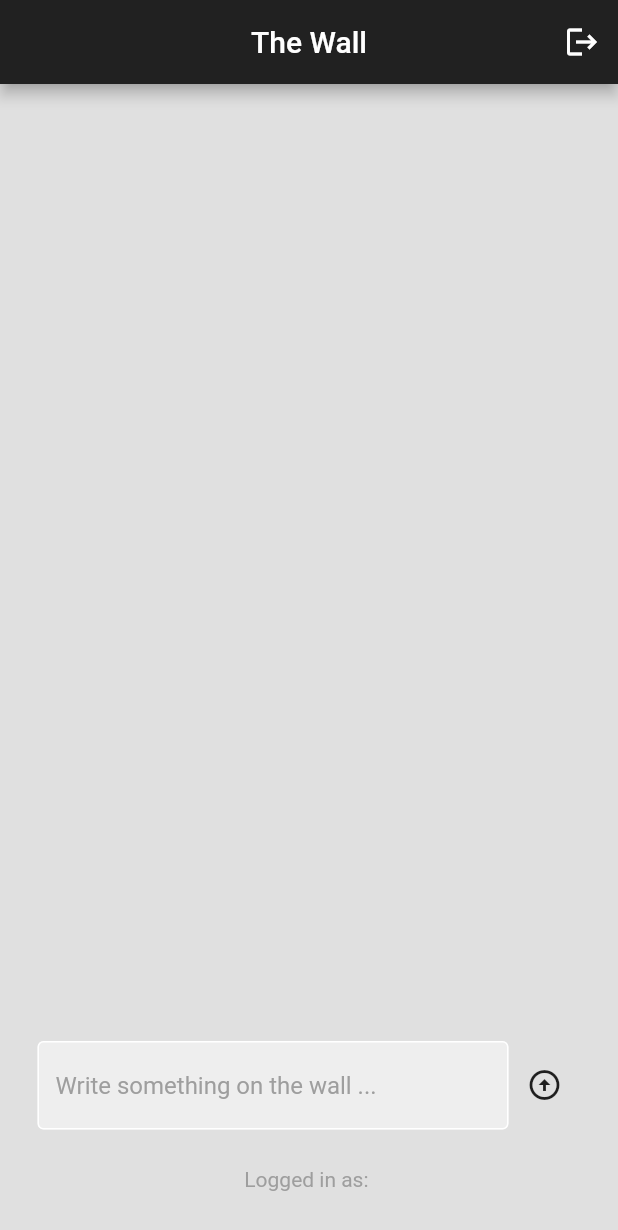
After one commit to edwin-learning/flutter_social_media_app, a Flutter app: the screen it shows once a user with an empty profile is signed in, on a phone screen of 412 x 824 dp. The commit adds this screen. Shown: the top 1230 px of the screen. Run offline on Flutter 3.47's test engine with Material 2 defaults, Android fonts, the light colour scheme and no system bars; our stand-ins replace cloud_firestore, firebase_auth, firebase_core; accounts and stored records are empty; network calls fail.

Commit message:
feat: 完成Home页面

```diff
--- /dev/null
+++ b/lib/auth/auth.dart
@@ -0,0 +1,24 @@
+import 'package:firebase_auth/firebase_auth.dart';
+import 'package:flutter/material.dart';
+import 'package:flutter_social_media_app/auth/login_or_register.dart';
+import 'package:flutter_social_media_app/pages/home_page.dart';
+
+class AuthPage extends StatelessWidget {
+  const AuthPage({super.key});
+
+  @override
+  Widget build(BuildContext context) {
+    return Scaffold(
+      body: StreamBuilder(
+        stream: FirebaseAuth.instance.authStateChanges(),
+        builder: (context, snapshot) {
+          if (snapshot.hasData) {
+            return const HomePage();
+          } else {
+            return const LoginOrRegister();
+          }
+        },
+      ),
+    );
+  }
+}
--- a/lib/components/button.dart
+++ b/lib/components/button.dart
@@ -12,7 +12,9 @@ class MyButton extends StatelessWidget {
 
   @override
   Widget build(BuildContext context) {
-    return Container(
+    return GestureDetector(
+      onTap: onTap,
+      child: Container(
         padding: const EdgeInsets.all(25),
         decoration: BoxDecoration(
           color: Colors.black,
@@ -28,6 +30,7 @@ class MyButton extends StatelessWidget {
             ),
           ),
         ),
+      ),
     );
   }
 }
--- /dev/null
+++ b/lib/pages/home_page.dart
@@ -0,0 +1,114 @@
+import 'package:cloud_firestore/cloud_firestore.dart';
+import 'package:firebase_auth/firebase_auth.dart';
+import 'package:flutter/material.dart';
+import 'package:flutter_social_media_app/components/text_field.dart';
+import 'package:flutter_social_media_app/components/wall_post.dart';
+
+class HomePage extends StatefulWidget {
+  const HomePage({super.key});
+
+  @override
+  State<HomePage> createState() => _HomePageState();
+}
+
+class _HomePageState extends State<HomePage> {
+  final currentUser = FirebaseAuth.instance.currentUser!;
+  final textController = TextEditingController();
+
+  void signOut() {
+    FirebaseAuth.instance.signOut();
+  }
+
+  void postMessage() {
+    if (textController.text.isNotEmpty) {
+      FirebaseFirestore.instance.collection("User Posts").add({
+        "UserEmail": currentUser.email,
+        "Message": textController.text,
+        "Timestamp": Timestamp.now(),
+        "Likes": [],
+      });
+    }
+
+    setState(() {
+      textController.clear();
+    });
+  }
+
+  @override
+  Widget build(BuildContext context) {
+    return Scaffold(
+      backgroundColor: Colors.grey[300],
+      appBar: AppBar(
+        centerTitle: true,
+        title: const Text("The Wall"),
+        backgroundColor: Colors.grey[900],
+        actions: [
+          IconButton(
+            onPressed: signOut,
+            icon: const Icon(Icons.logout),
+          )
+        ],
+      ),
+      body: Center(
+        child: Column(
+          children: [
+            Expanded(
+              child: StreamBuilder(
+                stream: FirebaseFirestore.instance
+                    .collection("User Posts")
+                    .orderBy("Timestamp", descending: false)
+                    .snapshots(),
+                builder: (context, snapshot) {
+                  if (snapshot.hasData) {
+                    return ListView.builder(
+                      itemCount: snapshot.data!.docs.length,
+                      itemBuilder: (context, index) {
+                        final post = snapshot.data!.docs[index];
+                        return WallPost(
+                          message: post['Message'],
+                          user: post['UserEmail'],
+                          postId: post.id,
+                          likes: List<String>.from(post['Likes'] ?? []),
+                        );
+                      },
+                    );
+                  } else if (snapshot.hasError) {
+                    return Center(
+                      child: Text("Error: ${snapshot.error}"),
+                    );
+                  }
+                  return const Center(
+                    child: CircularProgressIndicator(),
+                  );
+                },
+              ),
+            ),
+            Padding(
+              padding: const EdgeInsets.all(25.0),
+              child: Row(
+                children: [
+                  Expanded(
+                    child: MyTextField(
+                      controller: textController,
+                      hintText: "Write something on the wall ...",
+                      obscureText: false,
+                    ),
+                  ),
+                  IconButton(
+                    onPressed: postMessage,
+                    icon: const Icon(Icons.arrow_circle_up),
+                  )
+                ],
+              ),
+            ),
+            Text(
+              "Logged in as: ${currentUser.email}",
+              style: const TextStyle(color: Colors.grey),
+            ),
+            const SizedBox(height: 30),
+          ],
+        ),
+      ),
+    );
+  }
+}
--- a/pubspec.yaml
+++ b/pubspec.yaml
@@ -35,6 +35,9 @@ dependencies:
   # The following adds the Cupertino Icons font to your application.
   # Use with the CupertinoIcons class for iOS style icons.
   cupertino_icons: ^1.0.2
+  firebase_core: ^2.13.1
+  firebase_auth: ^4.6.2
+  cloud_firestore: ^4.8.0
 
 dev_dependencies:
   flutter_test:
```
Also changed, not shown: lib/components/like_button.dart (added, +23 -0 lines), lib/components/wall_post.dart (added, +88 -0 lines), lib/main.dart (+7 -5 lines), lib/pages/login_page.dart (+36 -1 lines), lib/pages/register_page.dart (+39 -1 lines), lib/firebase_options.dart (added), pubspec.lock, 15 other files. Lines whose indentation alone changed are shown as unchanged.
